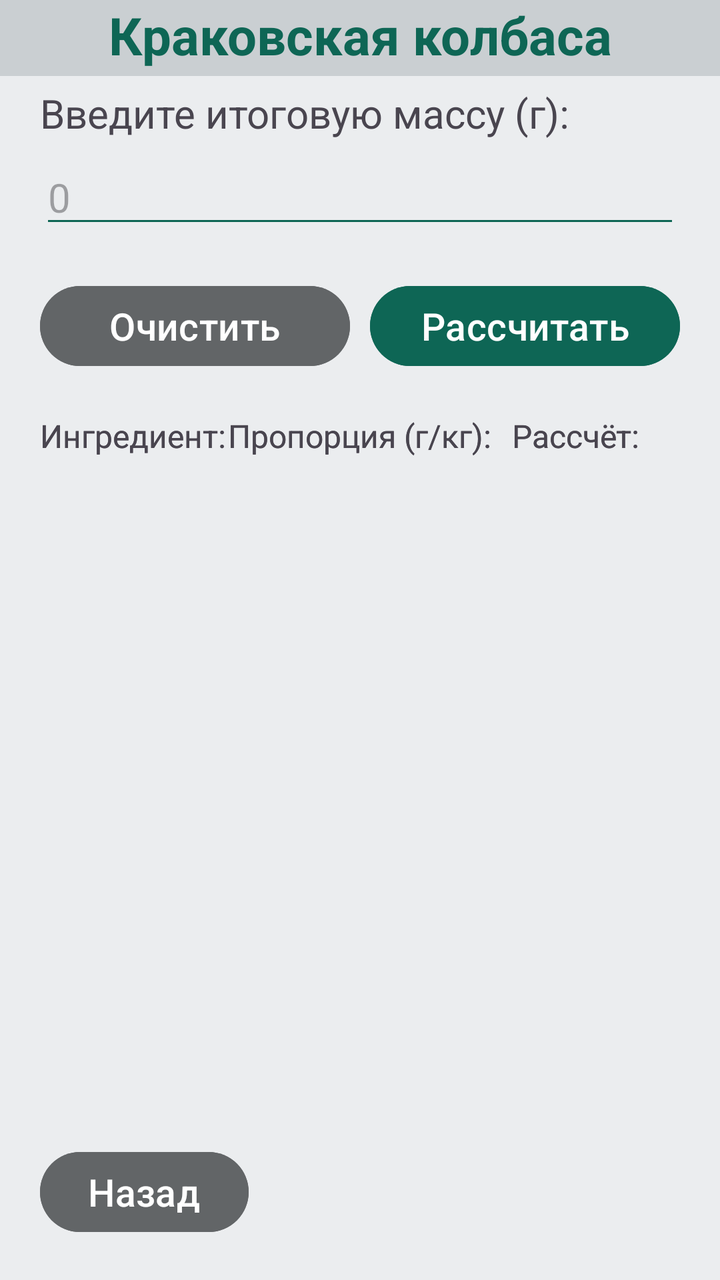
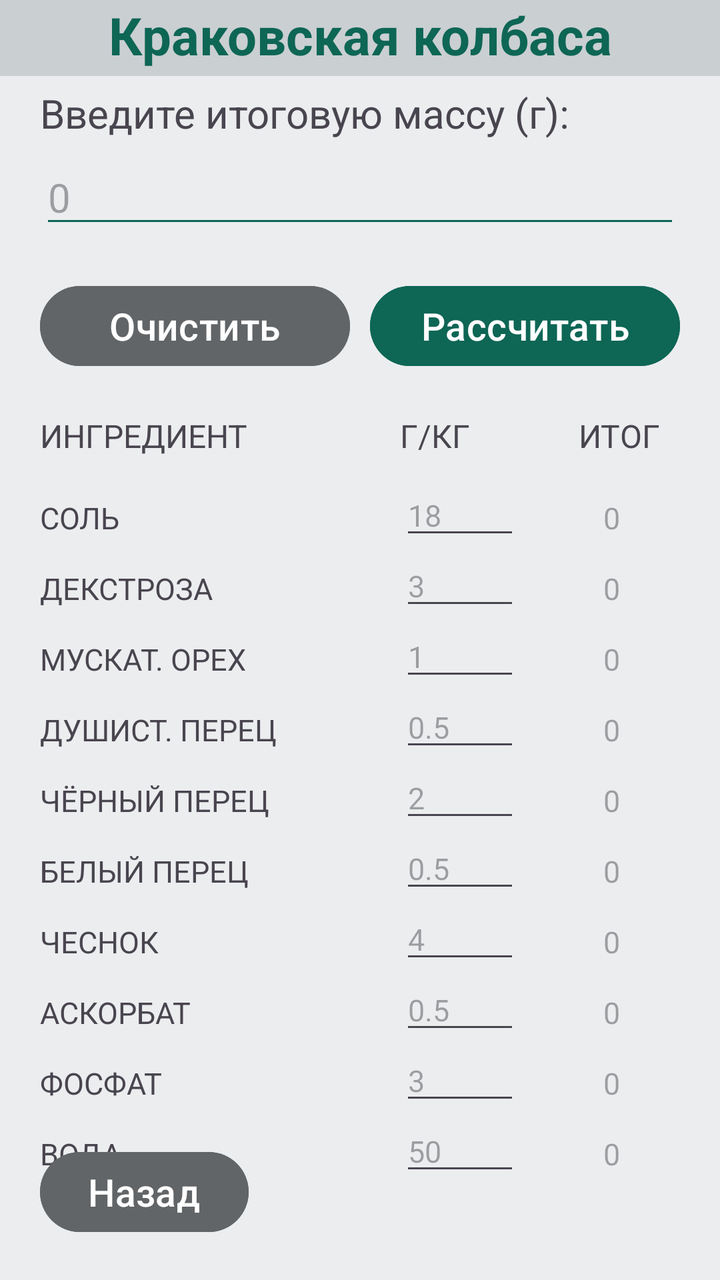

The first picture is an Android layout as it rendered before a commit; the second is the same layout after the commit. The layout source and the unified diff follow.
<!-- AndroidManifest.xml: application theme Theme.Recipes -->
<!-- res/layout/activity_krakow_sausage.xml -->
<?xml version="1.0" encoding="utf-8"?>
<androidx.constraintlayout.widget.ConstraintLayout xmlns:android="http://schemas.android.com/apk/res/android"
    xmlns:app="http://schemas.android.com/apk/res-auto"
    xmlns:tools="http://schemas.android.com/tools"
    android:id="@+id/main"
    android:layout_width="match_parent"
    android:layout_height="match_parent"
    tools:context=".KrakowSausage">

    <RelativeLayout
        android:layout_width="match_parent"
        android:layout_height="match_parent"
        android:background="@color/colorBackground"
        tools:layout_editor_absoluteX="0dp"
        tools:layout_editor_absoluteY="0dp">

        <TextView
            android:id="@+id/krakowSausage"
            android:layout_width="match_parent"
            android:layout_height="38dp"
            android:background="@color/colorBackgroundLogo"
            android:text="@string/krakowSausage"
            android:textAlignment="center"
            android:textColor="@color/colorMain"
            android:textSize="26sp"
            android:textStyle="bold" />

        <TextView
            android:id="@+id/massHeadline"
            android:layout_width="match_parent"
            android:layout_height="wrap_content"
            android:layout_below="@+id/krakowSausage"
            android:layout_marginHorizontal="20sp"
            android:layout_marginTop="5sp"
            android:text="@string/massHeadline"
            android:textSize="20sp" />

        <EditText
            android:id="@+id/massInput"
            android:layout_width="match_parent"
            android:layout_height="wrap_content"
            android:layout_below="@+id/massHeadline"
            android:layout_marginHorizontal="20sp"
            android:layout_marginTop="5sp"
            android:backgroundTint="@color/colorMain"
            android:ems="10"
            android:hint="@string/massInput"
            android:inputType="text"
            android:textSize="20sp" />

        <Button
            android:id="@+id/clearButton"
            android:layout_width="155sp"
            android:layout_height="wrap_content"
            android:layout_below="@+id/massInput"
            android:layout_alignParentStart="true"
            android:layout_marginStart="20sp"
            android:layout_marginTop="20sp"
            android:backgroundTint="@color/colorAdditionalButton"
            android:text="@string/clearButton"
            android:textSize="19sp" />

        <Button
            android:id="@+id/calculatorButton"
            android:layout_width="155sp"
            android:layout_height="wrap_content"
            android:layout_below="@+id/massInput"
            android:layout_alignParentEnd="true"
            android:layout_marginEnd="20sp"
            android:layout_marginTop="20dp"
            android:backgroundTint="@color/colorMain"
            android:text="@string/calculatorButton"
            android:textSize="19sp" />

        <TextView
            android:id="@+id/ingredientsHeadline"
            android:layout_width="wrap_content"
            android:layout_height="wrap_content"
            android:layout_below="@+id/clearButton"
            android:layout_marginTop="20sp"
            android:layout_marginStart="20sp"
            android:text="@string/ingredientsHeadline"
            android:textSize="16sp" />

        <TextView
            android:id="@+id/proportionsHeadline"
            android:layout_width="wrap_content"
            android:layout_height="wrap_content"
            android:layout_below="@+id/clearButton"
            android:layout_centerHorizontal="true"
            android:layout_marginTop="20sp"
            android:layout_marginStart="120sp"
            android:text="@string/proportionsHeadline"
            android:textSize="16sp" />

        <TextView
            android:id="@+id/resultHeadline"
            android:layout_width="wrap_content"
            android:layout_height="wrap_content"
            android:layout_below="@+id/clearButton"
            android:layout_alignParentEnd="true"
            android:layout_marginEnd="40sp"
            android:layout_marginTop="20dp"
            android:text="@string/resultHeadline"
            android:textSize="16sp" />

        <TextView
            android:id="@+id/saltHeadline"
            android:layout_width="wrap_content"
            android:layout_height="wrap_content"
            android:layout_below="@+id/clearButton"
            android:layout_marginTop="20sp"
            android:layout_marginStart="20sp"
            android:text="@string/ingredientsHeadline"
            android:textSize="16sp" />

        <TextView
            android:id="@+id/proportionsHeadline"
            android:layout_width="wrap_content"
            android:layout_height="wrap_content"
            android:layout_below="@+id/clearButton"
            android:layout_centerHorizontal="true"
            android:layout_marginTop="20sp"
            android:layout_marginStart="120sp"
            android:text="@string/proportionsHeadline"
            android:textSize="16sp" />

        <TextView
            android:id="@+id/resultHeadline"
            android:layout_width="wrap_content"
            android:layout_height="wrap_content"
            android:layout_below="@+id/clearButton"
            android:layout_alignParentEnd="true"
            android:layout_marginEnd="40sp"
            android:layout_marginTop="20dp"
            android:text="@string/resultHeadline"
            android:textSize="16sp" />


        <Button
            android:id="@+id/returnMainButton"
            android:layout_width="wrap_content"
            android:layout_height="wrap_content"
            android:layout_alignParentBottom="true"
            android:layout_alignParentStart="true"
            android:layout_marginStart="20dp"
            android:layout_marginBottom="20dp"
            android:backgroundTint="@color/colorAdditionalButton"
            android:text="@string/returnMainButton"
            android:textSize="19sp" />

    </RelativeLayout>
</androidx.constraintlayout.widget.ConstraintLayout>
<!-- resources referenced by this layout -->
<resources>
  <color name="colorAdditionalButton">#626567</color>
  <color name="colorBackground">#EBEDEF</color>
  <color name="colorBackgroundLogo">#CACFD2</color>
  <color name="colorMain">#0E6655</color>
  <string name="calculatorButton">Рассчитать</string>
  <string name="clearButton">Очистить</string>
  <string name="ingredientsHeadline">Ингредиент:</string>
  <string name="krakowSausage">Краковская колбаса</string>
  <string name="massHeadline">Введите итоговую массу (г):</string>
  <string name="massInput">0</string>
  <string name="proportionsHeadline">Пропорция (г/кг):</string>
  <string name="resultHeadline">Рассчёт:</string>
  <string name="returnMainButton">Назад</string>
  <style name="Theme.Recipes" parent="Base.Theme.Recipes" />
  <style name="Base.Theme.Recipes" parent="Theme.Material3.DayNight.NoActionBar">
          
          
      </style>
</resources>

<!-- the commit's change to res/layout/activity_krakow_sausage.xml (unified diff, before → after) -->
@@ -66,8 +66,8 @@
             android:layout_height="wrap_content"
             android:layout_below="@+id/massInput"
             android:layout_alignParentEnd="true"
+            android:layout_marginTop="20dp"
             android:layout_marginEnd="20sp"
-            android:layout_marginTop="20dp"
             android:backgroundTint="@color/colorMain"
             android:text="@string/calculatorButton"
             android:textSize="19sp" />
@@ -77,8 +77,8 @@
             android:layout_width="wrap_content"
             android:layout_height="wrap_content"
             android:layout_below="@+id/clearButton"
+            android:layout_marginStart="20sp"
             android:layout_marginTop="20sp"
-            android:layout_marginStart="20sp"
             android:text="@string/ingredientsHeadline"
             android:textSize="16sp" />
 
@@ -87,9 +87,8 @@
             android:layout_width="wrap_content"
             android:layout_height="wrap_content"
             android:layout_below="@+id/clearButton"
-            android:layout_centerHorizontal="true"
+            android:layout_marginStart="200sp"
             android:layout_marginTop="20sp"
-            android:layout_marginStart="120sp"
             android:text="@string/proportionsHeadline"
             android:textSize="16sp" />
 
@@ -99,8 +98,8 @@
             android:layout_height="wrap_content"
             android:layout_below="@+id/clearButton"
             android:layout_alignParentEnd="true"
-            android:layout_marginEnd="40sp"
             android:layout_marginTop="20dp"
+            android:layout_marginEnd="30sp"
             android:text="@string/resultHeadline"
             android:textSize="16sp" />
 
@@ -108,41 +107,319 @@
             android:id="@+id/saltHeadline"
             android:layout_width="wrap_content"
             android:layout_height="wrap_content"
-            android:layout_below="@+id/clearButton"
+            android:layout_below="@+id/ingredientsHeadline"
+            android:layout_marginStart="20sp"
             android:layout_marginTop="20sp"
-            android:layout_marginStart="20sp"
-            android:text="@string/ingredientsHeadline"
-            android:textSize="16sp" />
-
-        <TextView
-            android:id="@+id/proportionsHeadline"
-            android:layout_width="wrap_content"
-            android:layout_height="wrap_content"
-            android:layout_below="@+id/clearButton"
-            android:layout_centerHorizontal="true"
-            android:layout_marginTop="20sp"
-            android:layout_marginStart="120sp"
-            android:text="@string/proportionsHeadline"
-            android:textSize="16sp" />
-
-        <TextView
-            android:id="@+id/resultHeadline"
-            android:layout_width="wrap_content"
-            android:layout_height="wrap_content"
-            android:layout_below="@+id/clearButton"
-            android:layout_alignParentEnd="true"
-            android:layout_marginEnd="40sp"
+            android:text="@string/saltHeadline"
+            android:textSize="15sp" />
+
+        <EditText
+            android:id="@+id/saltProportions"
+            android:layout_width="60sp"
+            android:layout_height="36sp"
+            android:layout_below="@+id/ingredientsHeadline"
+            android:layout_marginStart="200sp"
+            android:layout_marginTop="10sp"
+            android:textSize="15sp"
+            android:hint="@string/saltValue"
+            />
+
+        <TextView
+            android:id="@+id/saltResult"
+            android:layout_width="wrap_content"
+            android:layout_height="wrap_content"
+            android:layout_below="@+id/ingredientsHeadline"
+            android:layout_alignParentEnd="true"
             android:layout_marginTop="20dp"
-            android:text="@string/resultHeadline"
-            android:textSize="16sp" />
-
+            android:layout_marginEnd="50sp"
+            android:hint="@string/nullValue"
+            android:textSize="15sp" />
+
+        <TextView
+            android:id="@+id/dextroseHeadline"
+            android:layout_width="wrap_content"
+            android:layout_height="wrap_content"
+            android:layout_below="@+id/saltHeadline"
+            android:layout_marginStart="20sp"
+            android:layout_marginTop="15sp"
+            android:text="@string/dextroseHeadline"
+            android:textSize="15sp" />
+
+        <EditText
+            android:id="@+id/dextroseProportions"
+            android:layout_width="60sp"
+            android:layout_height="36sp"
+            android:layout_below="@+id/saltHeadline"
+            android:layout_marginStart="200sp"
+            android:layout_marginTop="5sp"
+            android:textSize="15sp"
+            android:hint="@string/dextroseValue" />
+
+        <TextView
+            android:id="@+id/dextroseResult"
+            android:layout_width="wrap_content"
+            android:layout_height="wrap_content"
+            android:layout_below="@+id/saltHeadline"
+            android:layout_alignParentEnd="true"
+            android:layout_marginTop="15dp"
+            android:layout_marginEnd="50sp"
+            android:hint="@string/nullValue"
+            android:textSize="15sp" />
+
+        <TextView
+            android:id="@+id/mNutHeadline"
+            android:layout_width="wrap_content"
+            android:layout_height="wrap_content"
+            android:layout_below="@+id/dextroseHeadline"
+            android:layout_marginStart="20sp"
+            android:layout_marginTop="15sp"
+            android:text="@string/mNutHeadline"
+            android:textSize="15sp" />
+
+        <EditText
+            android:id="@+id/mNutProportions"
+            android:layout_width="60sp"
+            android:layout_height="36sp"
+            android:layout_below="@+id/dextroseHeadline"
+            android:layout_marginStart="200sp"
+            android:layout_marginTop="5sp"
+            android:textSize="15sp"
+            android:hint="@string/mNutValue" />
+
+        <TextView
+            android:id="@+id/mNutResult"
+            android:layout_width="wrap_content"
+            android:layout_height="wrap_content"
+            android:layout_below="@+id/dextroseHeadline"
+            android:layout_alignParentEnd="true"
+            android:layout_marginTop="15dp"
+            android:layout_marginEnd="50sp"
+            android:hint="@string/nullValue"
+            android:textSize="15sp" />
+
+        <TextView
+            android:id="@+id/fragrantPepperHeadline"
+            android:layout_width="wrap_content"
+            android:layout_height="wrap_content"
+            android:layout_below="@+id/mNutHeadline"
+            android:layout_marginStart="20sp"
+            android:layout_marginTop="15sp"
+            android:text="@string/fragrantPepperHeadline"
+            android:textSize="15sp" />
+
+        <EditText
+            android:id="@+id/fragrantPepperProportions"
+            android:layout_width="60sp"
+            android:layout_height="36sp"
+            android:layout_below="@+id/mNutHeadline"
+            android:layout_marginStart="200sp"
+            android:layout_marginTop="5sp"
+            android:textSize="15sp"
+            android:hint="@string/fragrantPepperValue" />
+
+        <TextView
+            android:id="@+id/fragrantPepperResult"
+            android:layout_width="wrap_content"
+            android:layout_height="wrap_content"
+            android:layout_below="@+id/mNutHeadline"
+            android:layout_alignParentEnd="true"
+            android:layout_marginTop="15dp"
+            android:layout_marginEnd="50sp"
+            android:hint="@string/nullValue"
+            android:textSize="15sp" />
+
+        <TextView
+            android:id="@+id/blackPepperHeadline"
+            android:layout_width="wrap_content"
+            android:layout_height="wrap_content"
+            android:layout_below="@+id/fragrantPepperHeadline"
+            android:layout_marginStart="20sp"
+            android:layout_marginTop="15sp"
+            android:text="@string/blackPepperHeadline"
+            android:textSize="15sp" />
+
+        <EditText
+            android:id="@+id/blackPepperProportions"
+            android:layout_width="60sp"
+            android:layout_height="36sp"
+            android:layout_below="@+id/fragrantPepperHeadline"
+            android:layout_marginStart="200sp"
+            android:layout_marginTop="5sp"
+            android:textSize="15sp"
+            android:hint="@string/blackPepperValue" />
+
+        <TextView
+            android:id="@+id/blackPepperResult"
+            android:layout_width="wrap_content"
+            android:layout_height="wrap_content"
+            android:layout_below="@+id/fragrantPepperHeadline"
+            android:layout_alignParentEnd="true"
+            android:layout_marginTop="15dp"
+            android:layout_marginEnd="50sp"
+            android:hint="@string/nullValue"
+            android:textSize="15sp" />
+
+        <TextView
+            android:id="@+id/whitePepperHeadline"
+            android:layout_width="wrap_content"
+            android:layout_height="wrap_content"
+            android:layout_below="@+id/blackPepperHeadline"
+            android:layout_marginStart="20sp"
+            android:layout_marginTop="15sp"
+            android:text="@string/whitePepperHeadline"
+            android:textSize="15sp" />
+
+        <EditText
+            android:id="@+id/whitePepperProportions"
+            android:layout_width="60sp"
+            android:layout_height="36sp"
+            android:layout_below="@+id/blackPepperHeadline"
+            android:layout_marginStart="200sp"
+            android:layout_marginTop="5sp"
+            android:textSize="15sp"
+            android:hint="@string/whitePepperValue" />
+
+        <TextView
+            android:id="@+id/whitePepperResult"
+            android:layout_width="wrap_content"
+            android:layout_height="wrap_content"
+            android:layout_below="@+id/blackPepperHeadline"
+            android:layout_alignParentEnd="true"
+            android:layout_marginTop="15dp"
+            android:layout_marginEnd="50sp"
+            android:hint="@string/nullValue"
+            android:textSize="15sp" />
+
+        <TextView
+            android:id="@+id/garlicHeadline"
+            android:layout_width="wrap_content"
+            android:layout_height="wrap_content"
+            android:layout_below="@+id/whitePepperHeadline"
+            android:layout_marginStart="20sp"
+            android:layout_marginTop="15sp"
+            android:text="@string/garlicHeadline"
+            android:textSize="15sp" />
+
+        <EditText
+            android:id="@+id/garlicProportions"
+            android:layout_width="60sp"
+            android:layout_height="36sp"
+            android:layout_below="@+id/whitePepperHeadline"
+            android:layout_marginStart="200sp"
+            android:layout_marginTop="5sp"
+            android:textSize="15sp"
+            android:hint="@string/garlicValue" />
+
+        <TextView
+            android:id="@+id/garlicResult"
+            android:layout_width="wrap_content"
+            android:layout_height="wrap_content"
+            android:layout_below="@+id/whitePepperHeadline"
+            android:layout_alignParentEnd="true"
+            android:layout_marginTop="15dp"
+            android:layout_marginEnd="50sp"
+            android:hint="@string/nullValue"
+            android:textSize="15sp" />
+
+        <TextView
+            android:id="@+id/ascorbateHeadline"
+            android:layout_width="wrap_content"
+            android:layout_height="wrap_content"
+            android:layout_below="@+id/garlicHeadline"
+            android:layout_marginStart="20sp"
+            android:layout_marginTop="15sp"
+            android:text="@string/ascorbateHeadline"
+            android:textSize="15sp" />
+
+        <EditText
+            android:id="@+id/ascorbateProportions"
+            android:layout_width="60sp"
+            android:layout_height="36sp"
+            android:layout_below="@+id/garlicHeadline"
+            android:layout_marginStart="200sp"
+            android:layout_marginTop="5sp"
+            android:textSize="15sp"
+            android:hint="@string/ascorbateValue" />
+
+        <TextView
+            android:id="@+id/ascorbateResult"
+            android:layout_width="wrap_content"
+            android:layout_height="wrap_content"
+            android:layout_below="@+id/garlicHeadline"
+            android:layout_alignParentEnd="true"
+            android:layout_marginTop="15dp"
+            android:layout_marginEnd="50sp"
+            android:hint="@string/nullValue"
+            android:textSize="15sp" />
+
+        <TextView
+            android:id="@+id/phosphateHeadline"
+            android:layout_width="wrap_content"
+            android:layout_height="wrap_content"
+            android:layout_below="@+id/ascorbateHeadline"
+            android:layout_marginStart="20sp"
+            android:layout_marginTop="15sp"
+            android:text="@string/phosphateHeadline"
+            android:textSize="15sp" />
+
+        <EditText
+            android:id="@+id/phosphateProportions"
+            android:layout_width="60sp"
+            android:layout_height="36sp"
+            android:layout_below="@+id/ascorbateHeadline"
+            android:layout_marginStart="200sp"
+            android:layout_marginTop="5sp"
+            android:textSize="15sp"
+            android:hint="@string/phosphateValue" />
+
+        <TextView
+            android:id="@+id/phosphateResult"
+            android:layout_width="wrap_content"
+            android:layout_height="wrap_content"
+            android:layout_below="@+id/ascorbateHeadline"
+            android:layout_alignParentEnd="true"
+            android:layout_marginTop="15dp"
+            android:layout_marginEnd="50sp"
+            android:hint="@string/nullValue"
+            android:textSize="15sp" />
+
+        <TextView
+            android:id="@+id/waterHeadline"
+            android:layout_width="wrap_content"
+            android:layout_height="wrap_content"
+            android:layout_below="@+id/phosphateHeadline"
+            android:layout_marginStart="20sp"
+            android:layout_marginTop="15sp"
+            android:text="@string/waterHeadline"
+            android:textSize="15sp" />
+
+        <EditText
+            android:id="@+id/waterProportions"
+            android:layout_width="60sp"
+            android:layout_height="36sp"
+            android:layout_below="@+id/phosphateHeadline"
+            android:layout_marginStart="200sp"
+            android:layout_marginTop="5sp"
+            android:textSize="15sp"
+            android:hint="@string/waterValue" />
+
+        <TextView
+            android:id="@+id/waterResult"
+            android:layout_width="wrap_content"
+            android:layout_height="wrap_content"
+            android:layout_below="@+id/phosphateHeadline"
+            android:layout_alignParentEnd="true"
+            android:layout_marginTop="15dp"
+            android:layout_marginEnd="50sp"
+            android:hint="@string/nullValue"
+            android:textSize="15sp" />
 
         <Button
             android:id="@+id/returnMainButton"
             android:layout_width="wrap_content"
             android:layout_height="wrap_content"
+            android:layout_alignParentStart="true"
             android:layout_alignParentBottom="true"
-            android:layout_alignParentStart="true"
             android:layout_marginStart="20dp"
             android:layout_marginBottom="20dp"
             android:backgroundTint="@color/colorAdditionalButton"
<!-- resource entries referenced after the edit -->
@@ -4,15 +4,36 @@
   <color name="colorBackground">#EBEDEF</color>
   <color name="colorBackgroundLogo">#CACFD2</color>
   <color name="colorMain">#0E6655</color>
+  <string name="ascorbateHeadline">АСКОРБАТ</string>
+  <string name="ascorbateValue">0.5</string>
+  <string name="blackPepperHeadline">ЧЁРНЫЙ ПЕРЕЦ</string>
+  <string name="blackPepperValue">2</string>
   <string name="calculatorButton">Рассчитать</string>
   <string name="clearButton">Очистить</string>
-  <string name="ingredientsHeadline">Ингредиент:</string>
+  <string name="dextroseHeadline">ДЕКСТРОЗА</string>
+  <string name="dextroseValue">3</string>
+  <string name="fragrantPepperHeadline">ДУШИСТ. ПЕРЕЦ</string>
+  <string name="fragrantPepperValue">0.5</string>
+  <string name="garlicHeadline">ЧЕСНОК</string>
+  <string name="garlicValue">4</string>
+  <string name="ingredientsHeadline">ИНГРЕДИЕНТ</string>
   <string name="krakowSausage">Краковская колбаса</string>
+  <string name="mNutHeadline">МУСКАТ. ОРЕХ</string>
+  <string name="mNutValue">1</string>
   <string name="massHeadline">Введите итоговую массу (г):</string>
   <string name="massInput">0</string>
-  <string name="proportionsHeadline">Пропорция (г/кг):</string>
-  <string name="resultHeadline">Рассчёт:</string>
+  <string name="nullValue">0</string>
+  <string name="phosphateHeadline">ФОСФАТ</string>
+  <string name="phosphateValue">3</string>
+  <string name="proportionsHeadline">Г/КГ</string>
+  <string name="resultHeadline">ИТОГ</string>
   <string name="returnMainButton">Назад</string>
+  <string name="saltHeadline">СОЛЬ</string>
+  <string name="saltValue">18</string>
+  <string name="waterHeadline">ВОДА</string>
+  <string name="waterValue">50</string>
+  <string name="whitePepperHeadline">БЕЛЫЙ ПЕРЕЦ</string>
+  <string name="whitePepperValue">0.5</string>
   <style name="Theme.Recipes" parent="Base.Theme.Recipes" />
   <style name="Base.Theme.Recipes" parent="Theme.Material3.DayNight.NoActionBar">
           
